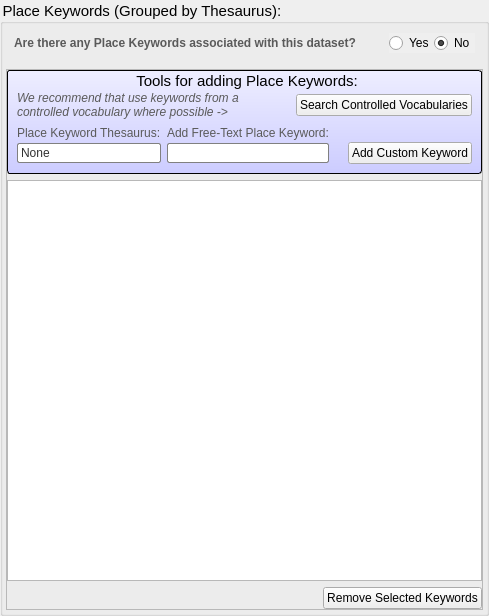
Before: the Qt Designer form pymdwizard/gui/ui_files/PlaceKeywords.ui in DOI-USGS/fort-pymdwizard, drawn with Qt 5.
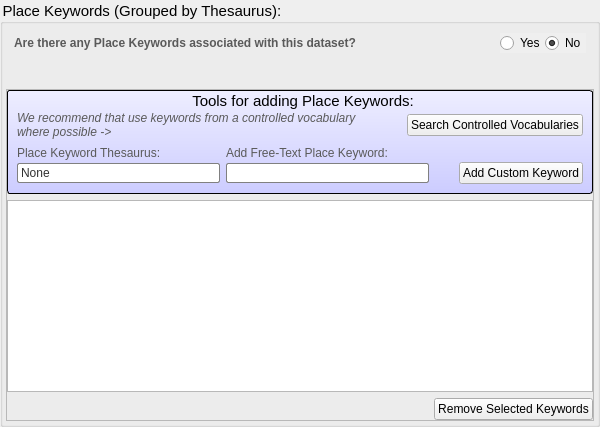
After: the same form once the commit is applied.

Diff of the .ui file:
```diff
--- a/pymdwizard/gui/ui_files/PlaceKeywords.ui
+++ b/pymdwizard/gui/ui_files/PlaceKeywords.ui
@@ -6,8 +6,8 @@
    <rect>
     <x>0</x>
     <y>0</y>
-    <width>489</width>
-    <height>616</height>
+    <width>600</width>
+    <height>427</height>
    </rect>
   </property>
   <property name="windowTitle">
@@ -43,7 +43,7 @@
    <item>
     <widget class="QGroupBox" name="fgdc_place">
      <property name="sizePolicy">
-      <sizepolicy hsizetype="Preferred" vsizetype="Expanding">
+      <sizepolicy hsizetype="Preferred" vsizetype="Preferred">
        <horstretch>0</horstretch>
        <verstretch>0</verstretch>
       </sizepolicy>
@@ -191,7 +191,7 @@
          <enum>Qt::Vertical</enum>
         </property>
         <property name="sizeType">
-         <enum>QSizePolicy::Fixed</enum>
+         <enum>QSizePolicy::MinimumExpanding</enum>
         </property>
         <property name="sizeHint" stdset="0">
          <size>
@@ -203,6 +203,12 @@
       </item>
       <item>
        <widget class="QFrame" name="place_contents">
+        <property name="sizePolicy">
+         <sizepolicy hsizetype="Preferred" vsizetype="Expanding">
+          <horstretch>0</horstretch>
+          <verstretch>0</verstretch>
+         </sizepolicy>
+        </property>
         <property name="frameShape">
          <enum>QFrame::StyledPanel</enum>
         </property>
@@ -460,11 +466,17 @@
          <item>
           <widget class="QTreeView" name="place">
            <property name="sizePolicy">
-            <sizepolicy hsizetype="Minimum" vsizetype="Expanding">
+            <sizepolicy hsizetype="Expanding" vsizetype="Expanding">
              <horstretch>0</horstretch>
              <verstretch>0</verstretch>
             </sizepolicy>
            </property>
+           <property name="minimumSize">
+            <size>
+             <width>0</width>
+             <height>100</height>
+            </size>
+           </property>
            <property name="font">
             <font>
              <family>Arial</family>
```
